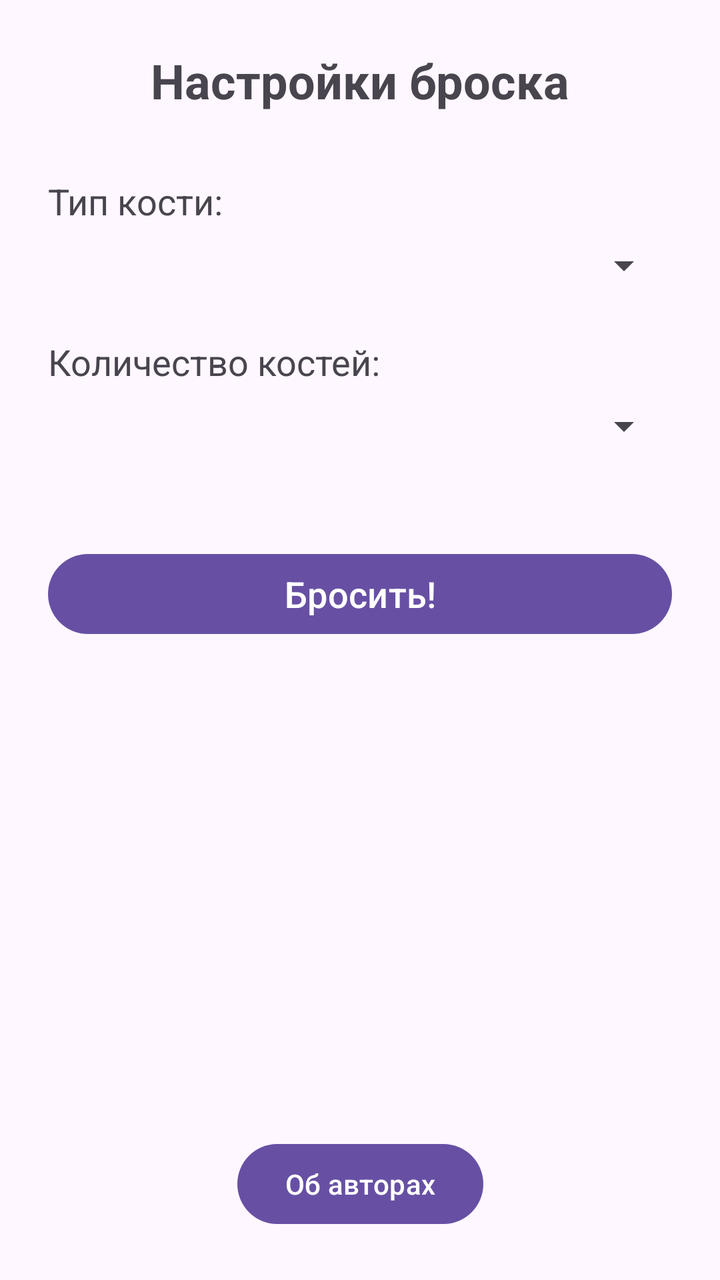
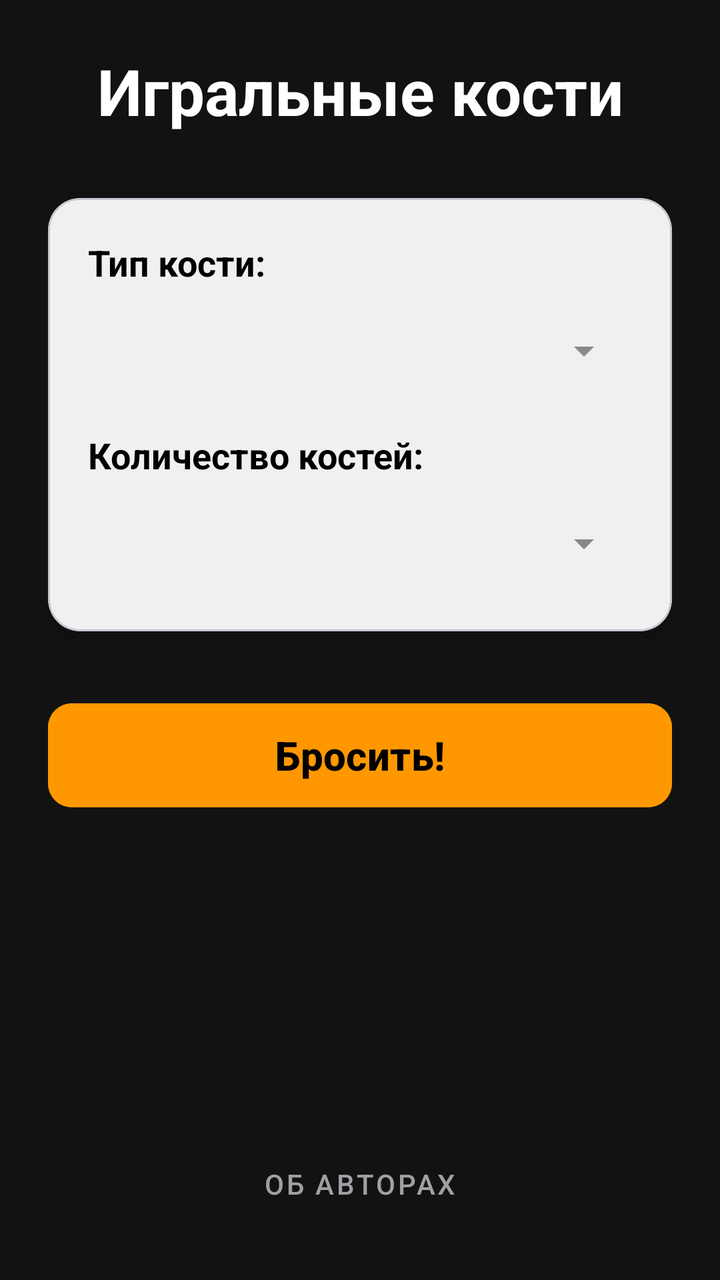

The first picture is an Android layout as it rendered before a commit; the second is the same layout after the commit. The layout source and the unified diff follow.
<!-- AndroidManifest.xml: application theme Theme.DiceApp -->
<!-- res/layout/activity_main.xml -->
<?xml version="1.0" encoding="utf-8"?>
<androidx.constraintlayout.widget.ConstraintLayout
    xmlns:android="http://schemas.android.com/apk/res/android"
    xmlns:app="http://schemas.android.com/apk/res-auto"
    xmlns:tools="http://schemas.android.com/tools"
    android:layout_width="match_parent"
    android:layout_height="match_parent"
    android:padding="24dp"
    tools:context=".MainActivity">

    <TextView
        android:id="@+id/tvTitle"
        android:layout_width="wrap_content"
        android:layout_height="wrap_content"
        android:text="Настройки броска"
        android:textSize="24sp"
        android:textStyle="bold"
        app:layout_constraintEnd_toEndOf="parent"
        app:layout_constraintStart_toStartOf="parent"
        app:layout_constraintTop_toTopOf="parent" />

    <TextView
        android:id="@+id/tvDiceTypeLabel"
        android:layout_width="wrap_content"
        android:layout_height="wrap_content"
        android:layout_marginTop="32dp"
        android:text="@string/choose_dice"
        android:textSize="18sp"
        app:layout_constraintStart_toStartOf="parent"
        app:layout_constraintTop_toBottomOf="@+id/tvTitle" />

    <Spinner
        android:id="@+id/spinnerDice"
        android:layout_width="0dp"
        android:layout_height="wrap_content"
        android:layout_marginTop="8dp"
        app:layout_constraintEnd_toEndOf="parent"
        app:layout_constraintHorizontal_bias="0.0"
        app:layout_constraintStart_toStartOf="parent"
        app:layout_constraintTop_toBottomOf="@+id/tvDiceTypeLabel" />

    <TextView
        android:id="@+id/tvCountLabel"
        android:layout_width="wrap_content"
        android:layout_height="wrap_content"
        android:layout_marginTop="24dp"
        android:text="@string/count_dice"
        android:textSize="18sp"
        app:layout_constraintStart_toStartOf="parent"
        app:layout_constraintTop_toBottomOf="@+id/spinnerDice" />

    <Spinner
        android:id="@+id/spinnerCount"
        android:layout_width="0dp"
        android:layout_height="wrap_content"
        android:layout_marginTop="8dp"
        app:layout_constraintEnd_toEndOf="parent"
        app:layout_constraintStart_toStartOf="parent"
        app:layout_constraintTop_toBottomOf="@+id/tvCountLabel" />

    <Button
        android:id="@+id/btnRoll"
        android:layout_width="0dp"
        android:layout_height="wrap_content"
        android:layout_marginTop="48dp"
        android:text="@string/roll_button"
        android:textSize="18sp"
        app:layout_constraintEnd_toEndOf="parent"
        app:layout_constraintStart_toStartOf="parent"
        app:layout_constraintTop_toBottomOf="@+id/spinnerCount" />

    <Button
        android:id="@+id/btnAuthors"
        android:layout_width="wrap_content"
        android:layout_height="wrap_content"
        android:text="@string/authors_button"
        app:layout_constraintBottom_toBottomOf="parent"
        app:layout_constraintEnd_toEndOf="parent"
        app:layout_constraintStart_toStartOf="parent" />

</androidx.constraintlayout.widget.ConstraintLayout>
<!-- resources referenced by this layout -->
<resources>
  <string name="authors_button">Об авторах</string>
  <string name="choose_dice">Тип кости:</string>
  <string name="count_dice">Количество костей:</string>
  <string name="roll_button">Бросить!</string>
  <style name="Theme.DiceApp" parent="Base.Theme.DiceApp" />
  <style name="Base.Theme.DiceApp" parent="Theme.Material3.DayNight.NoActionBar">
          
          
      </style>
</resources>

<!-- the commit's change to res/layout/activity_main.xml (unified diff, before → after) -->
@@ -5,6 +5,7 @@
     xmlns:tools="http://schemas.android.com/tools"
     android:layout_width="match_parent"
     android:layout_height="match_parent"
+    android:background="@color/bg_main"
     android:padding="24dp"
     tools:context=".MainActivity">
 
@@ -12,68 +13,92 @@
         android:id="@+id/tvTitle"
         android:layout_width="wrap_content"
         android:layout_height="wrap_content"
-        android:text="Настройки броска"
-        android:textSize="24sp"
+        android:text="Игральные кости"
+        android:textColor="@color/text_primary"
+        android:textSize="32sp"
         android:textStyle="bold"
         app:layout_constraintEnd_toEndOf="parent"
         app:layout_constraintStart_toStartOf="parent"
         app:layout_constraintTop_toTopOf="parent" />
 
-    <TextView
-        android:id="@+id/tvDiceTypeLabel"
-        android:layout_width="wrap_content"
+    
+    <com.google.android.material.card.MaterialCardView
+        android:id="@+id/cardSettings"
+        android:layout_width="match_parent"
         android:layout_height="wrap_content"
         android:layout_marginTop="32dp"
-        android:text="@string/choose_dice"
-        android:textSize="18sp"
-        app:layout_constraintStart_toStartOf="parent"
-        app:layout_constraintTop_toBottomOf="@+id/tvTitle" />
-
-    <Spinner
-        android:id="@+id/spinnerDice"
-        android:layout_width="0dp"
-        android:layout_height="wrap_content"
-        android:layout_marginTop="8dp"
-        app:layout_constraintEnd_toEndOf="parent"
-        app:layout_constraintHorizontal_bias="0.0"
-        app:layout_constraintStart_toStartOf="parent"
-        app:layout_constraintTop_toBottomOf="@+id/tvDiceTypeLabel" />
-
-    <TextView
-        android:id="@+id/tvCountLabel"
-        android:layout_width="wrap_content"
-        android:layout_height="wrap_content"
-        android:layout_marginTop="24dp"
-        android:text="@string/count_dice"
-        android:textSize="18sp"
-        app:layout_constraintStart_toStartOf="parent"
-        app:layout_constraintTop_toBottomOf="@+id/spinnerDice" />
-
-    <Spinner
-        android:id="@+id/spinnerCount"
-        android:layout_width="0dp"
-        android:layout_height="wrap_content"
-        android:layout_marginTop="8dp"
+        app:cardBackgroundColor="#F0F0F0"
+        app:cardCornerRadius="16dp"
+        app:cardElevation="8dp"
         app:layout_constraintEnd_toEndOf="parent"
         app:layout_constraintStart_toStartOf="parent"
-        app:layout_constraintTop_toBottomOf="@+id/tvCountLabel" />
+        app:layout_constraintTop_toBottomOf="@+id/tvTitle">
 
-    <Button
+        <LinearLayout
+            android:layout_width="match_parent"
+            android:layout_height="wrap_content"
+            android:orientation="vertical"
+            android:padding="20dp">
+
+            <TextView
+                android:layout_width="wrap_content"
+                android:layout_height="wrap_content"
+                android:text="@string/choose_dice"
+                android:textColor="#000000"
+                android:textSize="18sp"
+                android:textStyle="bold" />
+
+            <Spinner
+                android:id="@+id/spinnerDice"
+                android:layout_width="match_parent"
+                android:layout_height="wrap_content"
+                android:layout_marginTop="8dp"
+                android:layout_marginBottom="16dp"
+                android:minHeight="48dp"
+                android:backgroundTint="#888888" />
+
+            <TextView
+                android:layout_width="wrap_content"
+                android:layout_height="wrap_content"
+                android:text="@string/count_dice"
+                android:textColor="#000000"
+                android:textSize="18sp"
+                android:textStyle="bold" />
+
+            <Spinner
+                android:id="@+id/spinnerCount"
+                android:layout_width="match_parent"
+                android:layout_height="wrap_content"
+                android:layout_marginTop="8dp"
+                android:minHeight="48dp"
+                android:backgroundTint="#888888" />
+        </LinearLayout>
+    </com.google.android.material.card.MaterialCardView>
+
+    
+    <com.google.android.material.button.MaterialButton
         android:id="@+id/btnRoll"
-        android:layout_width="0dp"
-        android:layout_height="wrap_content"
-        android:layout_marginTop="48dp"
+        android:layout_width="match_parent"
+        android:layout_height="60dp"
+        android:layout_marginTop="32dp"
+        android:backgroundTint="@color/accent_orange"
         android:text="@string/roll_button"
-        android:textSize="18sp"
+        android:textColor="@color/black"
+        android:textSize="20sp"
+        android:textStyle="bold"
+        app:cornerRadius="12dp"
         app:layout_constraintEnd_toEndOf="parent"
         app:layout_constraintStart_toStartOf="parent"
-        app:layout_constraintTop_toBottomOf="@+id/spinnerCount" />
+        app:layout_constraintTop_toBottomOf="@+id/cardSettings" />
 
-    <Button
+    
+    <com.google.android.material.button.MaterialButton
         android:id="@+id/btnAuthors"
+        style="@style/Widget.MaterialComponents.Button.TextButton"
         android:layout_width="wrap_content"
         android:layout_height="wrap_content"
         android:text="@string/authors_button"
+        android:textColor="@color/text_secondary"
         app:layout_constraintBottom_toBottomOf="parent"
         app:layout_constraintEnd_toEndOf="parent"
         app:layout_constraintStart_toStartOf="parent" />
<!-- resource entries referenced after the edit -->
@@ -1,5 +1,10 @@
 <!-- resources referenced by this layout -->
 <resources>
+  <color name="accent_orange">#FF9800</color>
+  <color name="bg_main">#121212</color>
+  <color name="black">#FF000000</color>
+  <color name="text_primary">#FFFFFF</color>
+  <color name="text_secondary">#A0A0A5</color>
   <string name="authors_button">Об авторах</string>
   <string name="choose_dice">Тип кости:</string>
   <string name="count_dice">Количество костей:</string>
@@ -7,7 +12,7 @@
   <style name="Theme.DiceApp" parent="Base.Theme.DiceApp" />
   <style name="Base.Theme.DiceApp" parent="Theme.Material3.DayNight.NoActionBar">
           
-          
+          <item name="colorPrimary">@color/bg_main</item>
       </style>
 </resources>
 
